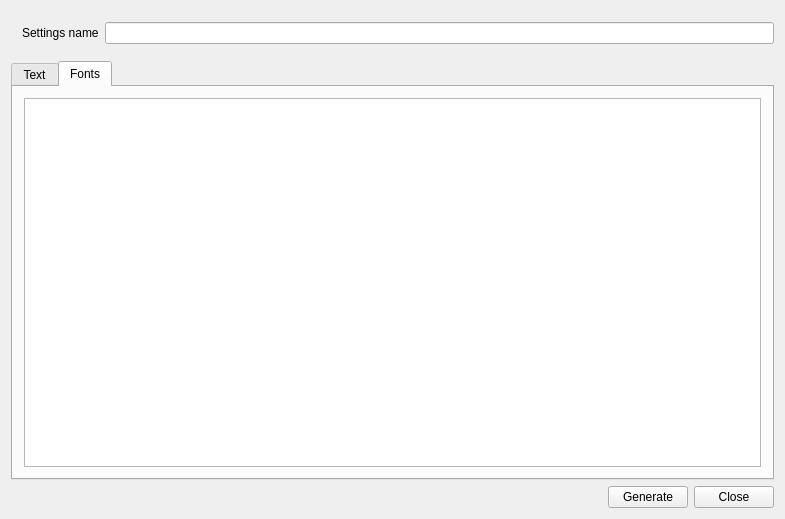
First picture: the form in MakeFonts/makefonts.ui, repository yozka/MakeFonts, before the edit.
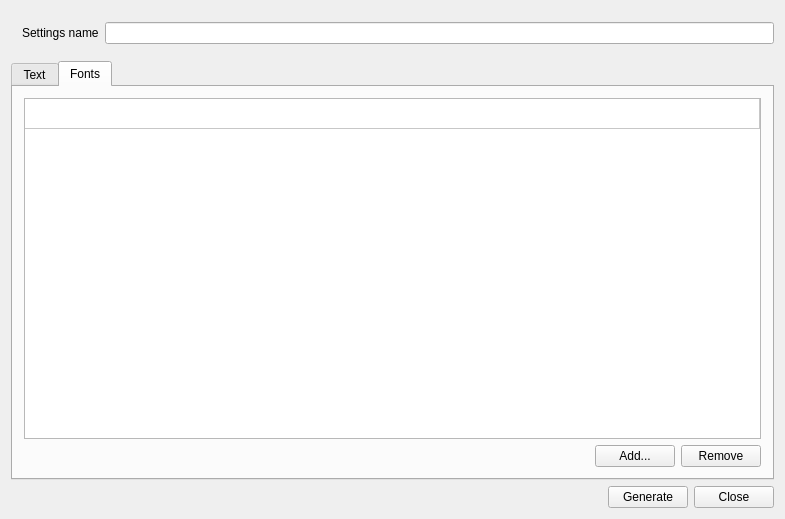
Second picture: the form after the edit. The open tabs and pages were chosen to show the change.

What changed in the file:
```diff
--- a/MakeFonts/makefonts.ui
+++ b/MakeFonts/makefonts.ui
@@ -111,7 +111,7 @@
           <number>1</number>
          </property>
          <property name="columnCount">
-          <number>0</number>
+          <number>1</number>
          </property>
          <attribute name="horizontalHeaderVisible">
           <bool>false</bool>
@@ -120,7 +120,7 @@
           <bool>true</bool>
          </attribute>
          <attribute name="horizontalHeaderShowSortIndicator" stdset="0">
-          <bool>true</bool>
+          <bool>false</bool>
          </attribute>
          <attribute name="horizontalHeaderStretchLastSection">
           <bool>true</bool>
@@ -128,11 +128,56 @@
          <attribute name="verticalHeaderVisible">
           <bool>false</bool>
          </attribute>
-         <row>
-          <property name="text">
-           <string>Новая строка</string>
+         <attribute name="verticalHeaderHighlightSections">
+          <bool>true</bool>
+         </attribute>
+         <row/>
+         <column/>
+        </widget>
+       </item>
+       <item>
+        <widget class="QWidget" name="widget_4" native="true">
+         <layout class="QHBoxLayout" name="horizontalLayout_4">
+          <property name="leftMargin">
+           <number>0</number>
           </property>
-         </row>
+          <property name="topMargin">
+           <number>0</number>
+          </property>
+          <property name="rightMargin">
+           <number>0</number>
+          </property>
+          <property name="bottomMargin">
+           <number>0</number>
+          </property>
+          <item>
+           <spacer name="horizontalSpacer_3">
+            <property name="orientation">
+             <enum>Qt::Horizontal</enum>
+            </property>
+            <property name="sizeHint" stdset="0">
+             <size>
+              <width>578</width>
+              <height>20</height>
+             </size>
+            </property>
+           </spacer>
+          </item>
+          <item>
+           <widget class="QPushButton" name="butAddFont">
+            <property name="text">
+             <string>Add...</string>
+            </property>
+           </widget>
+          </item>
+          <item>
+           <widget class="QPushButton" name="butRemoveFont">
+            <property name="text">
+             <string>Remove</string>
+            </property>
+           </widget>
+          </item>
+         </layout>
         </widget>
        </item>
       </layout>
```
Left out of the diff: 9 changed lines with no effect on the pictures.
